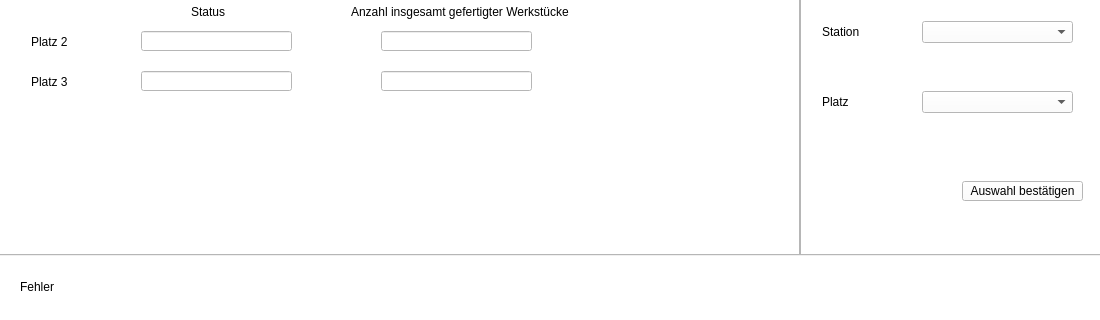
First picture: the form in mainwindow.ui, repository Sandra13579/Visualisierung, before the edit; both pictures show x 0 to 1100 and y 174 to 494 of the 1100 by 494 pixel window.
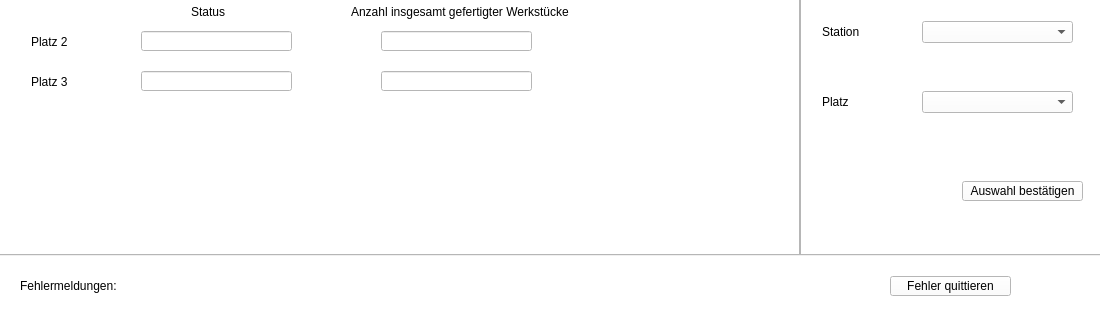
Second picture: the form after the edit. Custom widgets are drawn as their Qt base class.

Commit message: angefangen Fehleranzeigen und Behebungen einzubauen

```diff
--- a/mainwindow.ui
+++ b/mainwindow.ui
@@ -984,22 +984,9 @@
    <widget class="QLabel" name="label_21">
     <property name="geometry">
      <rect>
-      <x>20</x>
-      <y>450</y>
-      <width>41</width>
-      <height>21</height>
-     </rect>
-    </property>
-    <property name="text">
-     <string>Fehler</string>
-    </property>
-   </widget>
-   <widget class="QLabel" name="fault">
-    <property name="geometry">
-     <rect>
-      <x>100</x>
+      <x>130</x>
       <y>440</y>
-      <width>431</width>
+      <width>671</width>
       <height>41</height>
      </rect>
     </property>
@@ -1007,6 +994,32 @@
      <string/>
     </property>
    </widget>
+   <widget class="QLabel" name="label_22">
+    <property name="geometry">
+     <rect>
+      <x>20</x>
+      <y>450</y>
+      <width>101</width>
+      <height>20</height>
+     </rect>
+    </property>
+    <property name="text">
+     <string>Fehlermeldungen:</string>
+    </property>
+   </widget>
+   <widget class="QPushButton" name="fault_pushButton">
+    <property name="geometry">
+     <rect>
+      <x>890</x>
+      <y>450</y>
+      <width>121</width>
+      <height>20</height>
+     </rect>
+    </property>
+    <property name="text">
+     <string>Fehler quittieren</string>
+    </property>
+   </widget>
   </widget>
  </widget>
  <customwidgets>
```
The commit also changes 2 other files.
